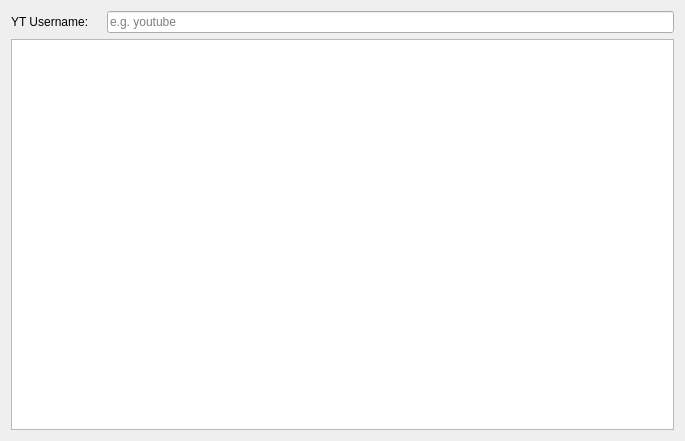
The window that mainwindow.ui (mt0982/QYTPreview) describes before a commit, drawn with Qt 5.
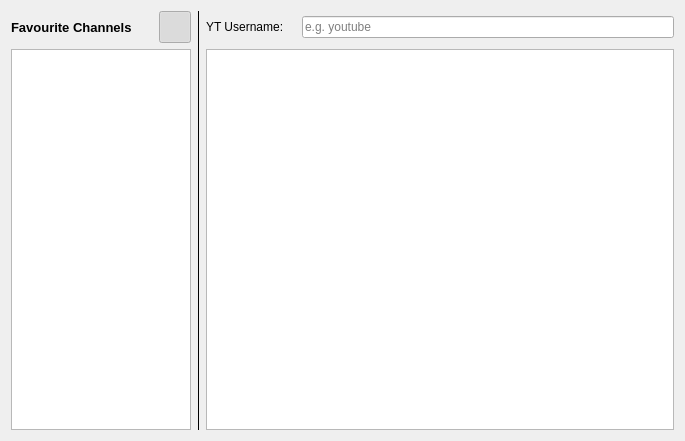
The same window after the commit. Icons and pictures are not drawn.

Commit message: Animated Button Added

```diff
--- a/mainwindow.ui
+++ b/mainwindow.ui
@@ -15,7 +15,45 @@
   </property>
   <widget class="QWidget" name="centralWidget">
    <layout class="QGridLayout" name="gridLayout">
-    <item row="0" column="1" colspan="2">
+    <item row="1" column="0">
+     <widget class="QListWidget" name="listWidget">
+      <property name="sizePolicy">
+       <sizepolicy hsizetype="Expanding" vsizetype="Expanding">
+        <horstretch>0</horstretch>
+        <verstretch>0</verstretch>
+       </sizepolicy>
+      </property>
+      <property name="minimumSize">
+       <size>
+        <width>180</width>
+        <height>0</height>
+       </size>
+      </property>
+      <property name="maximumSize">
+       <size>
+        <width>180</width>
+        <height>16777215</height>
+       </size>
+      </property>
+     </widget>
+    </item>
+    <item row="0" column="2">
+     <widget class="QLabel" name="label">
+      <property name="maximumSize">
+       <size>
+        <width>90</width>
+        <height>16777215</height>
+       </size>
+      </property>
+      <property name="text">
+       <string>YT Username:</string>
+      </property>
+     </widget>
+    </item>
+    <item row="1" column="2" colspan="3">
+     <widget class="QTableWidget" name="table"/>
+    </item>
+    <item row="0" column="3" colspan="2">
      <widget class="QLineEdit" name="lineName">
       <property name="sizePolicy">
        <sizepolicy hsizetype="Expanding" vsizetype="Fixed">
@@ -32,20 +70,76 @@
      </widget>
     </item>
     <item row="0" column="0">
-     <widget class="QLabel" name="label">
-      <property name="maximumSize">
-       <size>
-        <width>90</width>
-        <height>16777215</height>
-       </size>
-      </property>
-      <property name="text">
-       <string>YT Username:</string>
-      </property>
-     </widget>
+     <layout class="QHBoxLayout" name="horizontalLayout">
+      <item>
+       <widget class="QLabel" name="label_2">
+        <property name="font">
+         <font>
+          <pointsize>10</pointsize>
+          <weight>75</weight>
+          <italic>false</italic>
+          <bold>true</bold>
+          <underline>false</underline>
+          <strikeout>false</strikeout>
+          <kerning>true</kerning>
+         </font>
+        </property>
+        <property name="frameShape">
+         <enum>QFrame::NoFrame</enum>
+        </property>
+        <property name="lineWidth">
+         <number>-3</number>
+        </property>
+        <property name="text">
+         <string>Favourite Channels</string>
+        </property>
+       </widget>
+      </item>
+      <item>
+       <widget class="QPushButton" name="btnFavourite">
+        <property name="minimumSize">
+         <size>
+          <width>0</width>
+          <height>32</height>
+         </size>
+        </property>
+        <property name="maximumSize">
+         <size>
+          <width>32</width>
+          <height>32</height>
+         </size>
+        </property>
+        <property name="styleSheet">
+         <string notr="true">border-image: url(:/icon/animation.gif);</string>
+        </property>
+        <property name="text">
+         <string/>
+        </property>
+        <property name="checkable">
+         <bool>true</bool>
+        </property>
+        <property name="checked">
+         <bool>true</bool>
+        </property>
+       </widget>
+      </item>
+     </layout>
     </item>
-    <item row="1" column="0" colspan="3">
-     <widget class="QTableWidget" name="table"/>
+    <item row="0" column="1" rowspan="2">
+     <widget class="Line" name="line">
+      <property name="frameShadow">
+       <enum>QFrame::Plain</enum>
+      </property>
+      <property name="lineWidth">
+       <number>1</number>
+      </property>
+      <property name="midLineWidth">
+       <number>0</number>
+      </property>
+      <property name="orientation">
+       <enum>Qt::Vertical</enum>
+      </property>
+     </widget>
     </item>
    </layout>
   </widget>
```
The commit also changes 5 other files.
